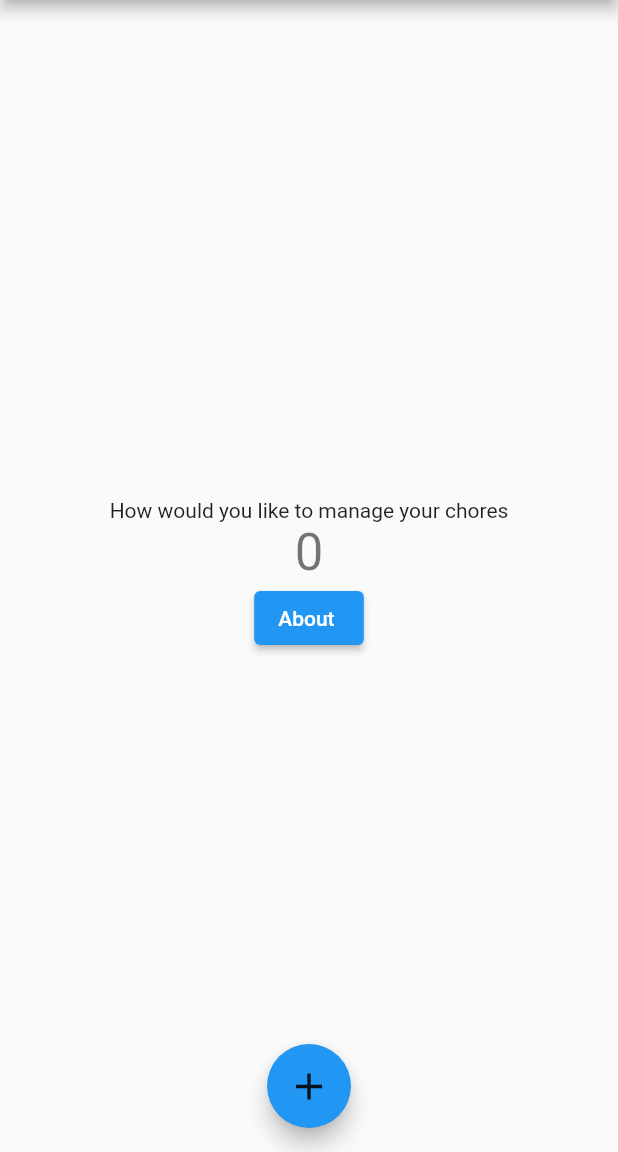
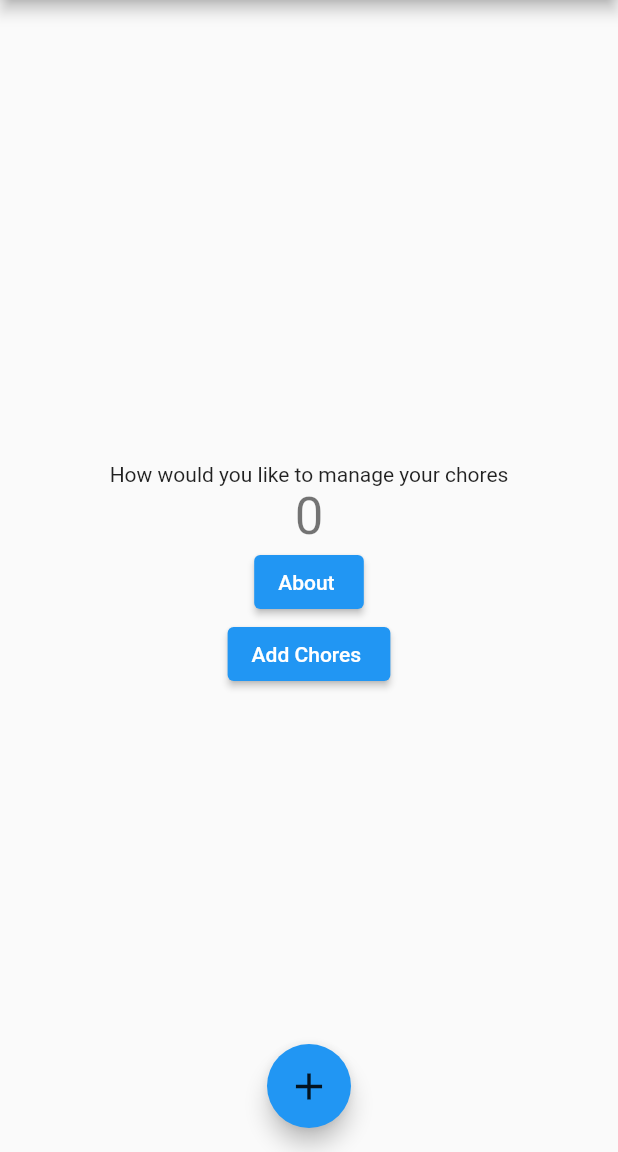
Before and after one commit to Liam-Cannon-Yusra-Suhail-Partnership/ly_app, a Flutter app: the screen it shows after launch, on a phone screen of 412 x 824 dp, the part 84-1236 px from its top. Run offline on Flutter 3.47's test engine with Material 2 defaults, Android fonts, the light colour scheme and no system bars.

Commit message:
Add chore button created

```diff
--- a/lib/main.dart
+++ b/lib/main.dart
@@ -26,7 +26,8 @@ class MyApp extends StatelessWidget {
         home: MyHomePage(title: 'Chore Tracker Home Page'),
         routes: {
           '/about': (context) => new AboutScreen(),
-          //TODO: add routes for "add chores" and "view chores " here
+          //todo: add routes for "add chores" and "view chores " here
+          '/addChores': (context) => new AddChoreScreen(),
         });
   }
 }
@@ -71,9 +72,12 @@ class _MyHomePageState extends State<MyHomePage> {
     return Text('About ');
   }
 
-  //TODO: Make view chores widget like above
+  //todo: Make view chores widget like above
 
-  //TODO: Make add chores widget like above
+  //todo: Make add chores widget like above
+  Widget addChoreButton(BuildContext context) {
+    return Text('Add Chores ');
+  }
 
   @override
   Widget build(BuildContext context) {
@@ -117,8 +121,11 @@ class _MyHomePageState extends State<MyHomePage> {
             ElevatedButton(
                 child: aboutButton(context),
                 onPressed: () => Navigator.of(context).pushNamed('/about')),
-            //TODO: Add "Add chores" button
-            //TODO: Add "View chores" button
+            //todo: Add "Add chores" button
+            ElevatedButton(
+                child: addChoreButton(context),
+                onPressed: () => Navigator.of(context).pushNamed('/addChores')),
+            //todo: Add "View chores" button
           ],
         ),
       ),
@@ -145,4 +152,15 @@ class AboutScreen extends StatelessWidget {
   }
 }
 
-//TODO: Add classes for the "add chores" and "view chores" pages.
+//todo: Add classes for the "add chores" and "view chores" pages.
+class AddChoreScreen extends StatelessWidget {
+  Widget build(BuildContext context) {
+    return Scaffold(
+      appBar: AppBar(
+        // Here we take the value from the MyHomePage object that was created by
+        // the App.build method, and use it to set our appbar title.
+        title: Text('Add Chore Page'),
+      ),
+    );
+  }
+}
```
Also changed, not shown: pubspec.lock, 5 other files.
